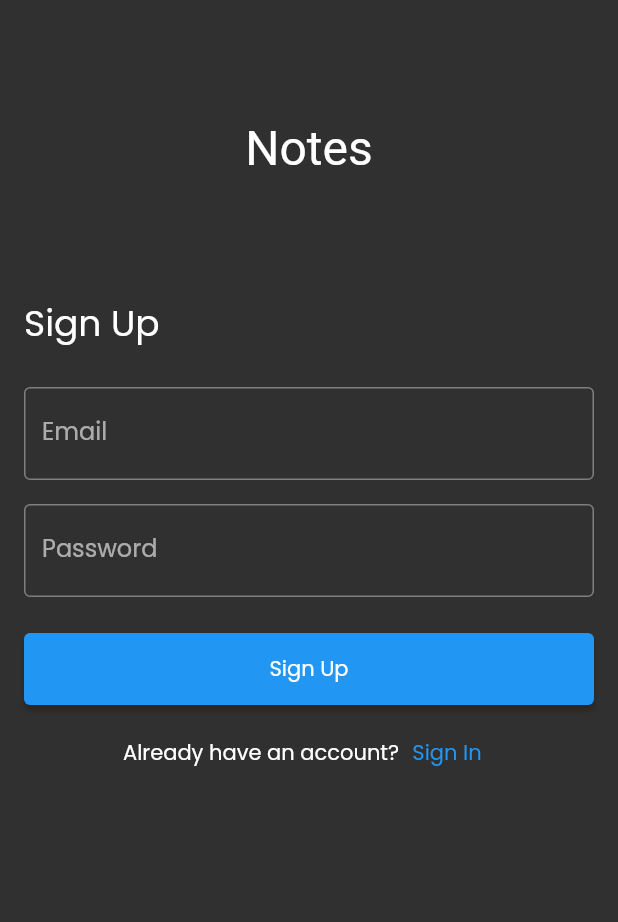
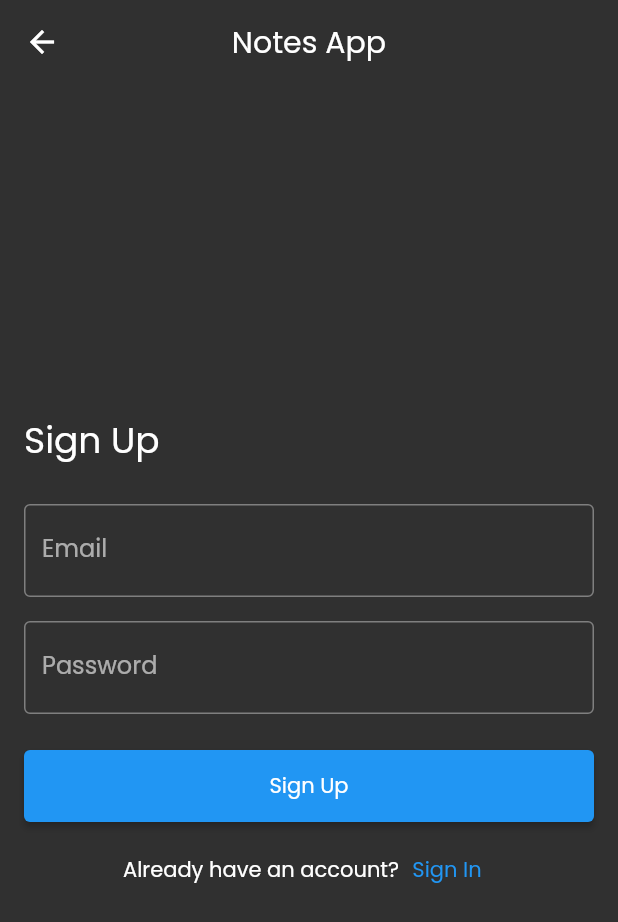
Before and after one commit to FadyFawzyOfficial/notes, a Flutter app: the SignUpView screen opened by its route, on a phone screen of 412 x 824 dp. Shown: the top 922 px of the screen. Run offline on Flutter 3.47's test engine with Material 2 defaults, Android fonts, the phone set to English and light mode, and no system bars; our stand-ins replace flutter_bloc, hive, hive_flutter; accounts and stored records are empty; Roboto replaces fonts that are missing (Pacifico).

Commit message:
5. Refactor the SignUpView to be Like SignInView

```diff
--- a/lib/views/sign_up_view.dart
+++ b/lib/views/sign_up_view.dart
@@ -20,33 +20,18 @@ class _SignUpViewState extends State<SignUpView> {
   @override
   Widget build(context) {
     return Scaffold(
-      body: SingleChildScrollView(
-        padding: const EdgeInsets.symmetric(horizontal: 16),
-        child: Form(
-          key: _formKey,
+      appBar: AppBar(title: const Text('Notes App')),
+      body: Form(
+        key: _formKey,
+        child: Padding(
+          padding: const EdgeInsets.all(16),
           child: Column(
+            crossAxisAlignment: CrossAxisAlignment.stretch,
+            mainAxisAlignment: MainAxisAlignment.center,
             children: [
-              const Padding(
-                padding: EdgeInsets.symmetric(vertical: 80),
-                child: Column(
-                  children: [
-                    // Image.asset(kLogo),
-                    Text(
-                      'Notes',
-                      style: TextStyle(
-                        fontSize: 32,
-                        fontFamily: 'Pacifico',
-                      ),
-                    ),
-                  ],
-                ),
-              ),
-              const Align(
-                alignment: Alignment.centerLeft,
-                child: Text(
-                  'Sign Up',
-                  style: TextStyle(fontSize: 24),
-                ),
+              const Text(
+                'Sign Up',
+                style: TextStyle(fontSize: 24),
               ),
               const SizedBox(height: 24),
               MainTextFormField(
```
